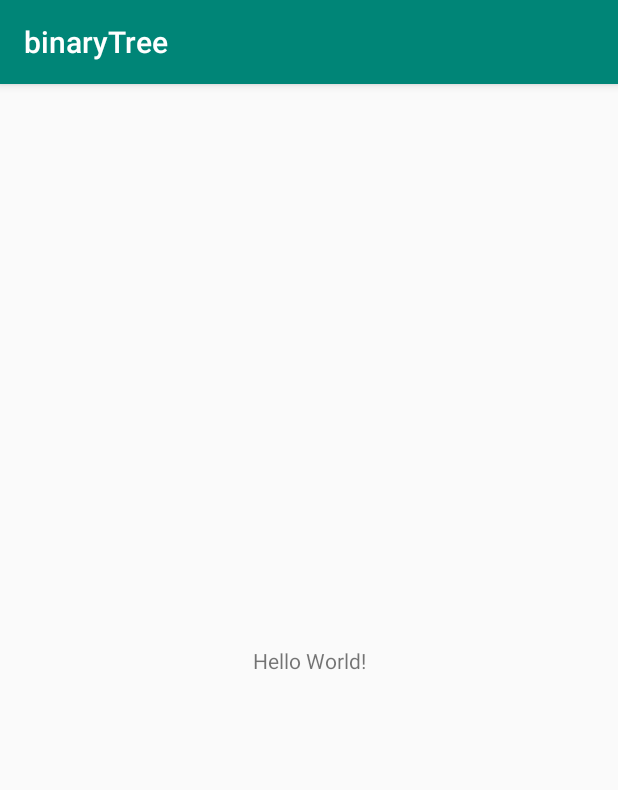
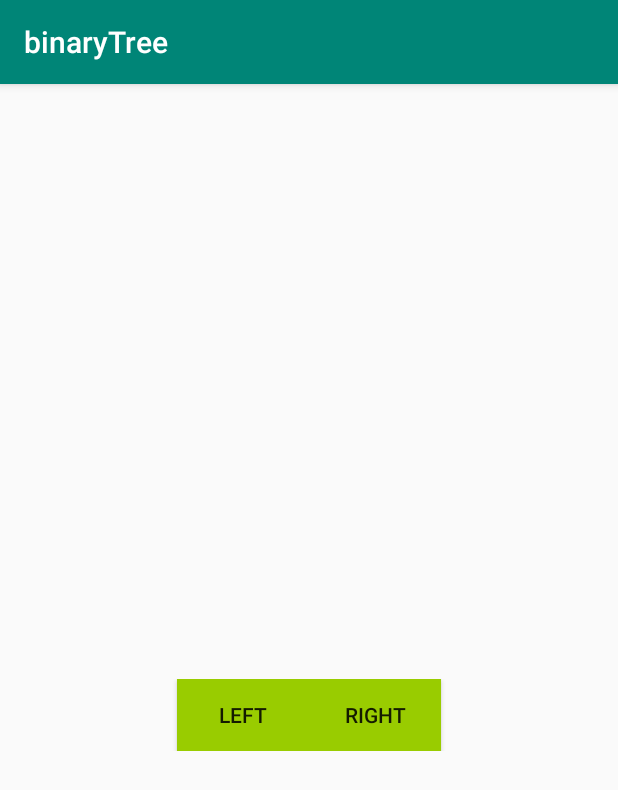
Before and after one commit to christinareid/binaryTree, an Android app: the screen it shows after launch (MainActivity), on a phone screen of 412 x 824 dp. Shown: the top 790 px of the screen. Run offline under Robolectric (Android 15) with nearby library versions, the phone set to English and light mode, and no system bars.

Commit message:
up to date for class 4/25

```diff
--- a/app/src/main/res/layout/activity_main.xml
+++ b/app/src/main/res/layout/activity_main.xml
@@ -6,13 +6,48 @@
     android:layout_height="match_parent"
     tools:context=".MainActivity">
 
-    <TextView
-        android:layout_width="wrap_content"
-        android:layout_height="wrap_content"
-        android:text="Hello World!"
-        app:layout_constraintBottom_toBottomOf="parent"
-        app:layout_constraintLeft_toLeftOf="parent"
-        app:layout_constraintRight_toRightOf="parent"
-        app:layout_constraintTop_toTopOf="parent" />
+    <LinearLayout
+        android:layout_width="match_parent"
+        android:layout_height="match_parent"
+        android:gravity="center"
+        android:orientation="vertical">
+
+        <TextView
+            android:id="@+id/payloadTV"
+            android:layout_width="109dp"
+            android:layout_height="73dp"
+            android:textColor="@android:color/background_dark"
+            android:textSize="36sp"
+            tools:layout_editor_absoluteX="103dp"
+            tools:layout_editor_absoluteY="209dp" />
+
+        <LinearLayout
+            android:layout_width="match_parent"
+            android:layout_height="wrap_content"
+            android:gravity="center"
+            android:orientation="horizontal">
+
+            <Button
+                android:id="@+id/leftButton"
+                android:layout_width="wrap_content"
+                android:layout_height="wrap_content"
+                android:background="@android:color/holo_green_light"
+                android:onClick="leftButtonPressed"
+                android:text="Left"
+                tools:layout_editor_absoluteX="52dp"
+                tools:layout_editor_absoluteY="443dp" />
+
+            <Button
+                android:id="@+id/rightButton"
+                android:layout_width="wrap_content"
+                android:layout_height="wrap_content"
+                android:background="@android:color/holo_green_light"
+                android:onClick="rightButtonPressed"
+                android:text="Right"
+                tools:layout_editor_absoluteX="263dp"
+                tools:layout_editor_absoluteY="443dp" />
+        </LinearLayout>
+
+    </LinearLayout>
 
 </android.support.constraint.ConstraintLayout>
```
